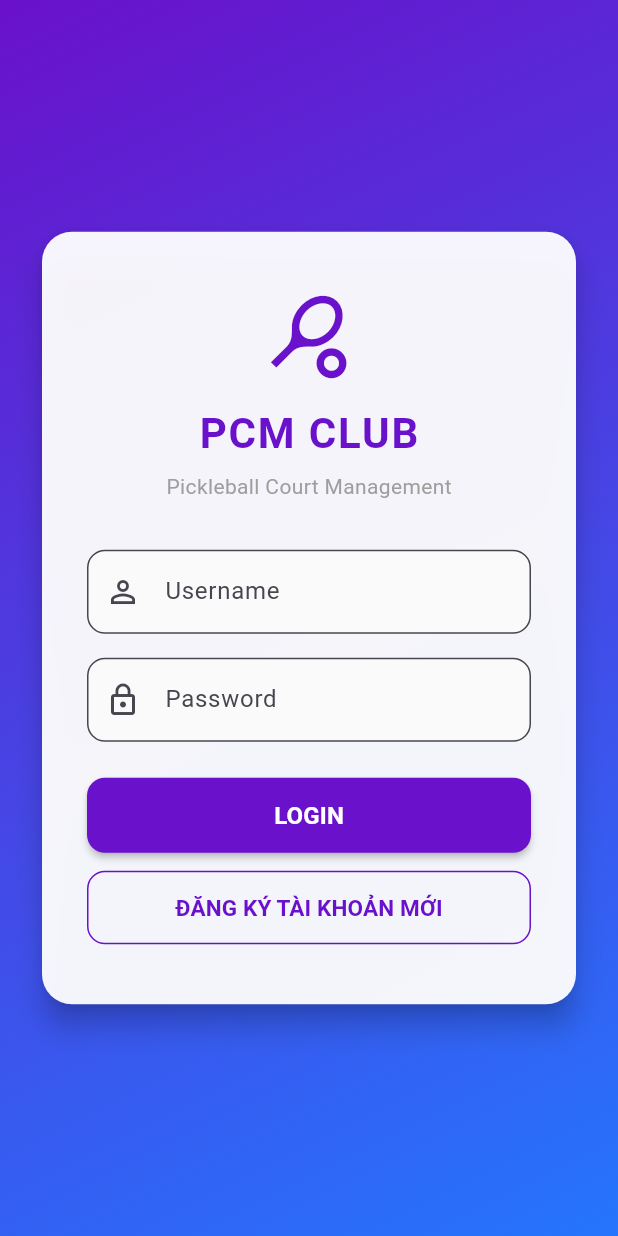
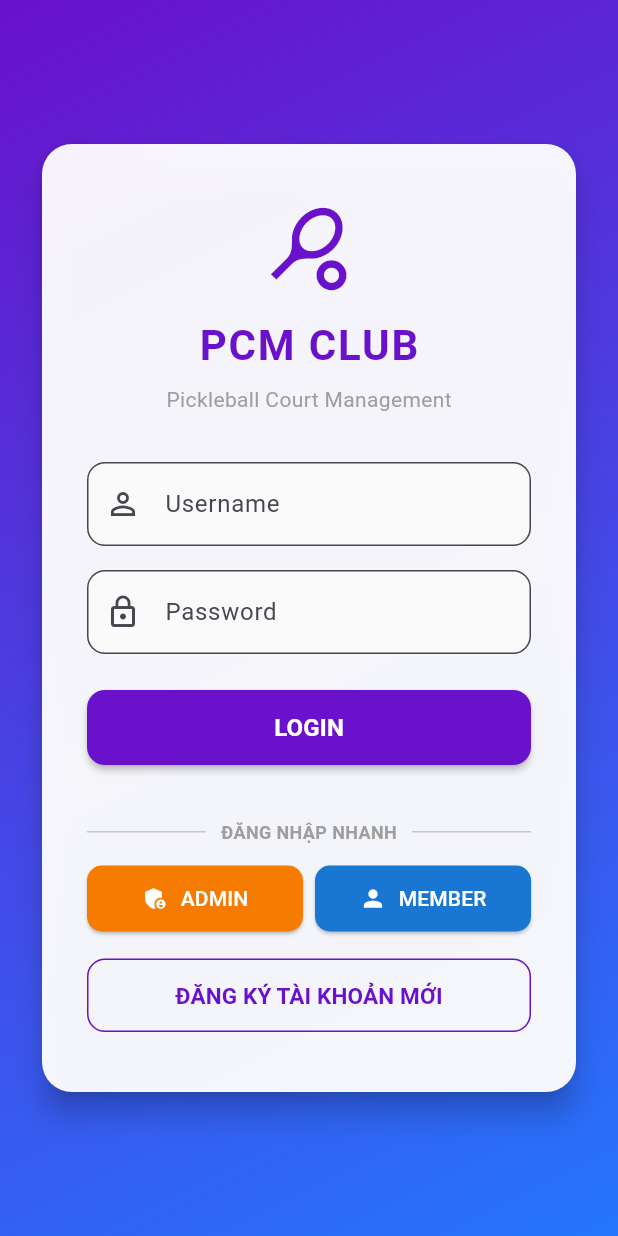
Before and after one commit to Tuannguyen14-git/1771020711_NGUYENMANHTUAN, a Flutter app: the screen it shows after launch, on a phone screen of 412 x 824 dp. Run offline on Flutter 3.47's test engine with Material 3 defaults, Android fonts, the phone set to English and light mode, and no system bars; our stand-ins replace dio, fl_chart, flutter_secure_storage, go_router, table_calendar; missing offline and left inert: signalr_netcore; accounts and stored records are empty.

Commit message:
Implement Quick Login feature: - Seed admin and user accounts in backend - Add Admin/Member quick login buttons in Flutter UI

```diff
--- a/pcm_mobile/lib/ui/screens/login_screen.dart
+++ b/pcm_mobile/lib/ui/screens/login_screen.dart
@@ -396,6 +396,53 @@ class _LoginScreenState extends State<LoginScreen> {
 
                     const SizedBox(height: 12),
 
+                    // QUICK LOGIN BUTTONS
+                    const SizedBox(height: 24),
+                    const Row(
+                      children: [
+                        Expanded(child: Divider()),
+                        Padding(
+                          padding: EdgeInsets.symmetric(horizontal: 10),
+                          child: Text('ĐĂNG NHẬP NHANH', style: TextStyle(color: Colors.grey, fontSize: 12, fontWeight: FontWeight.bold)),
+                        ),
+                        Expanded(child: Divider()),
+                      ],
+                    ),
+                    const SizedBox(height: 12),
+                    Row(
+                      children: [
+                        Expanded(
+                          child: ElevatedButton.icon(
+                            onPressed: auth.isLoading ? null : () => _handleLogin(context, 'admin', '123'),
+                            icon: const Icon(Icons.admin_panel_settings, size: 18),
+                            label: const Text('ADMIN'),
+                            style: ElevatedButton.styleFrom(
+                              backgroundColor: Colors.orange.shade700,
+                              foregroundColor: Colors.white,
+                              shape: RoundedRectangleBorder(borderRadius: BorderRadius.circular(10)),
+                              padding: const EdgeInsets.symmetric(vertical: 12),
+                            ),
+                          ),
+                        ),
+                        const SizedBox(width: 8),
+                        Expanded(
+                          child: ElevatedButton.icon(
+                            onPressed: auth.isLoading ? null : () => _handleLogin(context, 'user', '123'),
+                            icon: const Icon(Icons.person, size: 18),
+                            label: const Text('MEMBER'),
+                            style: ElevatedButton.styleFrom(
+                              backgroundColor: Colors.blue.shade700,
+                              foregroundColor: Colors.white,
+                              shape: RoundedRectangleBorder(borderRadius: BorderRadius.circular(10)),
+                              padding: const EdgeInsets.symmetric(vertical: 12),
+                            ),
+                          ),
+                        ),
+                      ],
+                    ),
+
+                    const SizedBox(height: 16),
+
                     // REGISTER BUTTON
                     SizedBox(
                       width: double.infinity,
```
Also changed, not shown: 1 other file.
